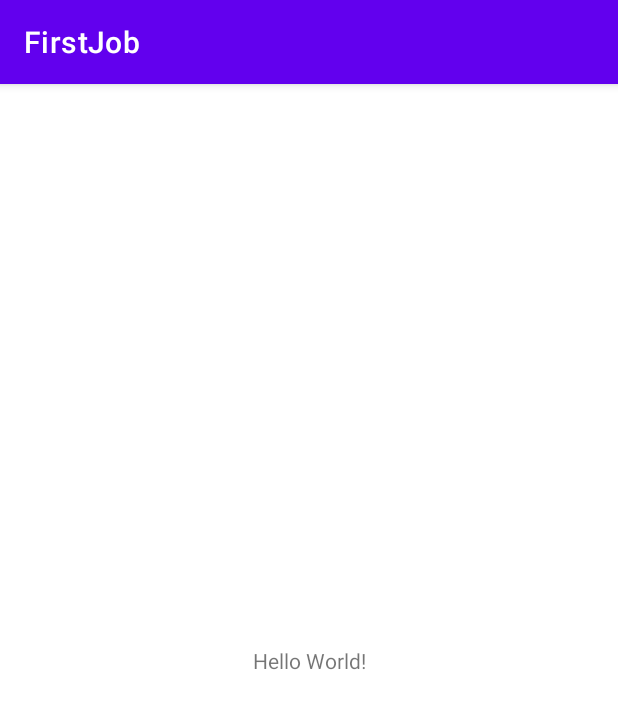
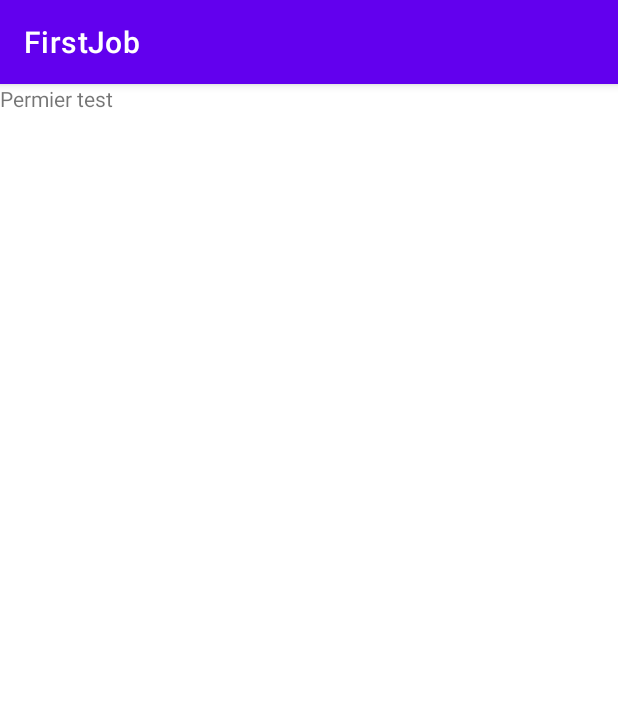
Before and after one commit to TheoG71/FirstJob, an Android app: the screen it shows after launch (MainActivity), on a phone screen of 412 x 824 dp. Shown: the top 709 px of the screen. Run offline under Robolectric (Android 15) with nearby library versions, the phone set to English and light mode, and no system bars.

Commit message:
modified:   app/src/main/AndroidManifest.xml 	modified:   app/src/main/java/com/example/firstjob/MainActivity.java 	modified:   app/src/main/res/layout/activity_main.xml

```diff
--- a/app/src/main/AndroidManifest.xml
+++ b/app/src/main/AndroidManifest.xml
@@ -9,6 +9,9 @@
         android:roundIcon="@mipmap/ic_launcher_round"
         android:supportsRtl="true"
         android:theme="@style/Theme.FirstJob">
+        <activity android:name=".form"></activity>
+        <activity android:name=".details" />
+        <activity android:name=".answer" />
         <activity android:name=".MainActivity">
             <intent-filter>
                 <action android:name="android.intent.action.MAIN" />
--- a/app/src/main/java/com/example/firstjob/MainActivity.java
+++ b/app/src/main/java/com/example/firstjob/MainActivity.java
@@ -10,5 +10,8 @@ public class MainActivity extends AppCompatActivity {
     protected void onCreate(Bundle savedInstanceState) {
         super.onCreate(savedInstanceState);
         setContentView(R.layout.activity_main);
+
+
+
     }
 }
--- a/app/src/main/res/layout/activity_main.xml
+++ b/app/src/main/res/layout/activity_main.xml
@@ -1,18 +1,18 @@
 <?xml version="1.0" encoding="utf-8"?>
-<androidx.constraintlayout.widget.ConstraintLayout xmlns:android="http://schemas.android.com/apk/res/android"
+<LinearLayout xmlns:android="http://schemas.android.com/apk/res/android"
     xmlns:app="http://schemas.android.com/apk/res-auto"
     xmlns:tools="http://schemas.android.com/tools"
     android:layout_width="match_parent"
     android:layout_height="match_parent"
     tools:context=".MainActivity">
 
+
     <TextView
         android:layout_width="wrap_content"
         android:layout_height="wrap_content"
-        android:text="Hello World!"
-        app:layout_constraintBottom_toBottomOf="parent"
-        app:layout_constraintLeft_toLeftOf="parent"
-        app:layout_constraintRight_toRightOf="parent"
-        app:layout_constraintTop_toTopOf="parent" />
+        android:text="Permier test"
+        />
 
-</androidx.constraintlayout.widget.ConstraintLayout>
+
+
+</LinearLayout>
```
